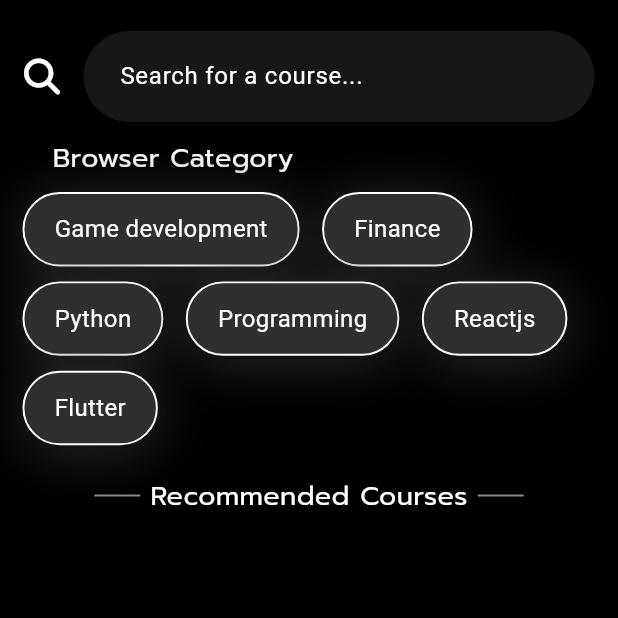
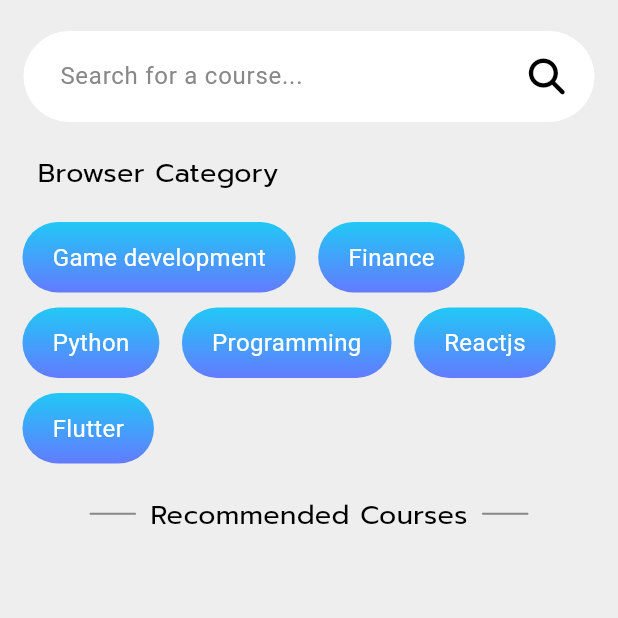
Before and after one commit to efecnblt/the404s, a Flutter app: the SearchScreen screen opened directly with empty values, on a phone screen of 412 x 824 dp, the top half of it. Run offline on Flutter 3.47's test engine with Material 3 defaults, Android fonts, the phone set to English and light mode, and no system bars; our stand-ins replace animated_text_kit, animated_toggle_switch, chewie, cloud_firestore, firebase_auth, firebase_core and 6 more; missing offline and left inert: contactus; accounts and stored records are empty; generated files the repository leaves out were written again; network calls fail; Roboto replaces fonts that are missing (DM Sans).

Commit message:
Some issue Problems Solved

```diff
--- a/lib/screens/app_theme.dart
+++ b/lib/screens/app_theme.dart
@@ -9,7 +9,7 @@
   static const Color shadowColor = Color(0xFFE3E3E3);
 
   //Dashboard Req.
-  static const Color cardBackgroundColor = Color(0xFFEAEAEA);
+  static const Color cardBackgroundColor = Color(0xFFF5F5F5);
   static const List<Color> progressCardBackground = [Color(0xFF21C8F6), Color(0xFF637BFF)];
   static const Color instructorAndLevel =  Color(0xFF90909F);
 
--- a/lib/screens/search_screen.dart
+++ b/lib/screens/search_screen.dart
@@ -107,7 +107,7 @@
     ];
 
     return Scaffold(
-        backgroundColor: Colors.black,
+        backgroundColor:  Color(0xFFEEEEEE),
         extendBodyBehindAppBar:
             true, // AppBar'ın arkasında kalan kısmın uzamasını sağlar.
 
@@ -121,7 +121,6 @@
                 children: [
                   Container(
 
-                    height: MediaQuery.of(context).size.height *1.3,
                     padding: EdgeInsets.symmetric(horizontal: 15, vertical: 20),
                     //decoration sildim edgeleri kaldırdım *mert
                     child:Column(
@@ -146,18 +145,13 @@
                               contentPadding: EdgeInsets.symmetric(
                                   horizontal: 20, vertical: 18),
                               filled: true,
-                              icon:Icon(
-                                FontAwesomeIcons.magnifyingGlass,
-                                color: Colors.white,
-                                size: 24,
-                              ) ,
-                              fillColor: Color(0xFF161719),
+                              fillColor: Colors.white,
                               labelText: 'Search for a course...',
                               hintStyle: TextStyle(
-                                color: Color(0xFF90909F),
+                                color: Colors.grey,
                               ),
                               labelStyle: TextStyle(
-                                color: Colors.white,
+                                color: Color(0xFF888888),
                                 fontSize: 16,
                                 fontFamily: 'DM Sans',
                                 fontWeight: FontWeight.w400,
@@ -169,28 +163,35 @@
                               enabledBorder: OutlineInputBorder(
                                 borderRadius: BorderRadius.circular(30.0),
                                 borderSide: BorderSide(
-                                  color: Color(0xFF161719),
+                                  color: Colors.white,
                                   width: 0.0,
                                 ),
                               ),
                               focusedBorder: OutlineInputBorder(
                                 borderRadius: BorderRadius.circular(30.0),
                                 borderSide: BorderSide(
-                                  color: Color(0xFF161719),
+                                  color: Color(0xFFE1E1E1),
                                   width: 0.0,
                                 ),
                               ),
-
+                              suffixIcon: Padding(
+                                padding: EdgeInsets.only(right: 15),
+                                child: Icon(
+                                  FontAwesomeIcons.magnifyingGlass,
+                                  color: Colors.black,
+                                  size: 24,
+                                ),
+                              ),
                             ),
                           ),
                         ),
                         Container(
                           padding: EdgeInsets.symmetric(
-                              horizontal: 20, vertical: 10),
+                              horizontal: 10, vertical: 20),
                           child: Text(
                             'Browser Category',
                             style: TextStyle(
-                              color: Colors.white,
+                              color: Colors.black,
                               fontSize: 18,
                               fontFamily: 'Prompt',
                               fontWeight: FontWeight.w500,
@@ -230,26 +231,15 @@
                                     padding: EdgeInsets.symmetric(
                                         horizontal: 20.0, vertical: 12.0),
                                     decoration: ShapeDecoration(
-                                      color: Color(0xFF2F2F2F),
+                                      gradient: LinearGradient(
+                                        begin: Alignment(0.00, -1.00),
+                                        end: Alignment(0, 1),
+                                        colors: [Color(0xFF21C8F6), Color(0xFF637BFF)],
+                                      ),
                                       shape: RoundedRectangleBorder(
-                                        side: BorderSide(
-                                            width: 1.3, color: Colors.white),
                                         borderRadius: BorderRadius.circular(30),
                                       ),
-                                      shadows: [
-                                        BoxShadow(
-                                          color: Color(0xFF303030),
-                                          blurRadius: 30,
-                                          offset: Offset(0, 4),
-                                          spreadRadius: 0,
-                                        ),
-                                        BoxShadow(
-                                          color: Color(0x3F000000),
-                                          blurRadius: 4,
-                                          offset: Offset(0, 4),
-                                          spreadRadius: 0,
-                                        )
-                                      ],
+
                                     ),
                                     child: Text(
                                       category,
@@ -290,12 +280,12 @@
                                             ),
                                           ),
                                         ),
-                                        const SizedBox(width: 7),
+                                        const SizedBox(width: 10),
                                         SizedBox(
                                           child: Text(
                                             'Recommended Courses',
                                             style: TextStyle(
-                                              color: Colors.white,
+                                              color: Colors.black,
                                               fontSize: 18,
                                               fontFamily: 'Prompt',
                                               fontWeight: FontWeight.w400,
@@ -303,7 +293,7 @@
                                             ),
                                           ),
                                         ),
-                                        const SizedBox(width: 7),
+                                        const SizedBox(width: 10),
                                         Container(
                                           width: 30,
                                           decoration: ShapeDecoration(
@@ -340,7 +330,7 @@
                                         description: courseData.description,
                                         rating: courseData.rating,
                                         level: courseData.level,
-                                        isDark: true,
+                                        isDark: false,
                                       );
                                     }).toList(),
                                   ),
@@ -363,7 +353,7 @@
                                     description: courseData.description,
                                     rating: courseData.rating,
                                     level: courseData.level,
-                                    isDark: true,
+                                    isDark: false,
                                   );
                                 }).toList(),
                               )
@@ -456,7 +446,7 @@
                                         description: courseData.description,
                                         rating: courseData.rating,
                                         level: courseData.level,
-                                        isDark: true,
+                                        isDark: false,
                                       );
                                     }).toList(),
                                   ),
```
Also changed, not shown: lib/screens/dashboard/dashboard.dart (+13 -8 lines), lib/screens/profile_screen.dart (+114 -107 lines).
